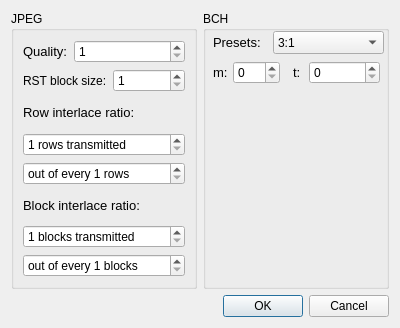
First picture: the form in Corrupt/settingsdialog.ui, repository snikulov/vidstream, before the edit.
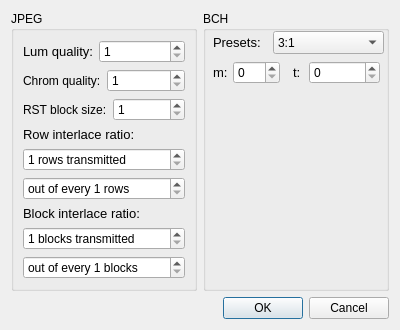
Second picture: the form after the edit.

Commit message: separated lum and chrom quality factors

```diff
--- a/Corrupt/settingsdialog.ui
+++ b/Corrupt/settingsdialog.ui
@@ -183,7 +183,7 @@
            </font>
           </property>
           <property name="text">
-           <string>Quality:</string>
+           <string>Lum quality:</string>
           </property>
          </widget>
         </item>
@@ -200,7 +200,28 @@
        </layout>
       </item>
       <item>
-       <layout class="QHBoxLayout" name="horizontalLayout_2">
+       <layout class="QHBoxLayout" name="horizontalLayout_3" stretch="0,1">
+        <item>
+         <widget class="QLabel" name="label_8">
+          <property name="text">
+           <string>Chrom quality:</string>
+          </property>
+         </widget>
+        </item>
+        <item>
+         <widget class="QSpinBox" name="chromQualitySpinBox">
+          <property name="minimum">
+           <number>1</number>
+          </property>
+          <property name="maximum">
+           <number>100</number>
+          </property>
+         </widget>
+        </item>
+       </layout>
+      </item>
+      <item>
+       <layout class="QHBoxLayout" name="horizontalLayout_2" stretch="0,1">
         <item>
          <widget class="QLabel" name="label_7">
           <property name="text">
```
Left out of the diff: 2 changed lines with no effect on the pictures. The commit also changes 5 other files.
